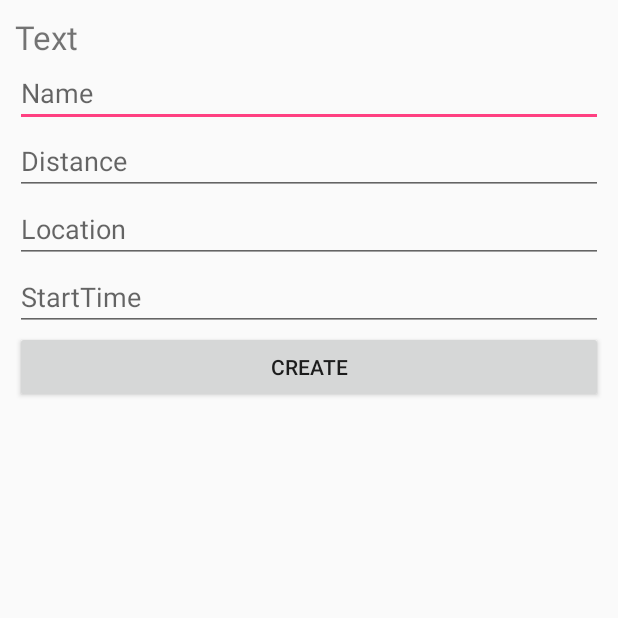
After one commit to UTN-FRBA-Mobile/Track-a-thon, an Android app: the NewRaceActivity screen opened directly, with no data from a screen before it, on a phone screen of 412 x 824 dp, the top half of it. The commit adds this screen. Run offline under Robolectric (Android 15) with nearby library versions, the phone set to English and light mode, and no system bars.

Commit message:
New race creation

```diff
--- a/app/src/main/AndroidManifest.xml
+++ b/app/src/main/AndroidManifest.xml
@@ -67,6 +67,11 @@
             android:label="@string/title_activity_race"
             android:theme="@style/AppTheme.NoActionBar" />
 
+        <activity
+            android:name=".NewRaceActivity"
+            android:label="Create Race"
+            android:theme="@style/AppTheme.NoActionBar" />
+
     </application>
 
 </manifest>
--- /dev/null
+++ b/app/src/main/java/com/trackathon/utn/track_a_thon/NewRaceActivity.java
@@ -0,0 +1,45 @@
+package com.trackathon.utn.track_a_thon;
+
+import android.content.Intent;
+import android.os.Bundle;
+import android.support.v7.app.AppCompatActivity;
+import android.view.*;
+import android.widget.EditText;
+import android.widget.Button;
+
+import com.trackathon.utn.track_a_thon.firebase.Firebase;
+import com.trackathon.utn.track_a_thon.model.Race;
+
+
+public class NewRaceActivity extends AppCompatActivity {
+
+
+    @Override
+    protected void onCreate(Bundle savedInstanceState) {
+        super.onCreate(savedInstanceState);
+        setContentView(R.layout.activity_new_race);
+
+        Button btnCreate = (Button) findViewById(R.id.ButtonCreate);
+
+        EditText nameField = (EditText) findViewById(R.id.EditTextName);
+        EditText distanceField = (EditText) findViewById(R.id.EditTextDistance);
+        EditText locationField = (EditText) findViewById(R.id.EditTextLocation);
+        EditText startTimeField = (EditText) findViewById(R.id.EditTextStartTime);
+
+        //Listener on Submit button
+        btnCreate.setOnClickListener(new View.OnClickListener() {
+            @Override
+            public void onClick(View v) {
+                String name = nameField.getText().toString();
+                String distance = distanceField.getText().toString() + "km";
+                String location = locationField.getText().toString();
+                String startTime = startTimeField.getText().toString();
+                Race race = new Race(name, location, distance, startTime);
+
+                Firebase.newRace(race);
+            }
+        });
+    }
+
+
+}
--- a/app/src/main/java/com/trackathon/utn/track_a_thon/RacesActivity.java
+++ b/app/src/main/java/com/trackathon/utn/track_a_thon/RacesActivity.java
@@ -13,7 +13,6 @@ import android.view.Menu;
 import android.view.MenuItem;
 import android.support.design.widget.FloatingActionButton;
 import android.view.View;
-import android.support.design.widget.Snackbar;
 
 import com.trackathon.utn.track_a_thon.firebase.Firebase;
 
@@ -37,7 +36,7 @@ public class RacesActivity extends AppCompatActivity {
         fab.setOnClickListener(new View.OnClickListener() {
             @Override
             public void onClick(View view) {
-                Intent intent = new Intent(RacesActivity.this, HomeActivity.class);
+                Intent intent = new Intent(RacesActivity.this, NewRaceActivity.class);
                 startActivity(intent);
             }
         });
--- a/app/src/main/java/com/trackathon/utn/track_a_thon/firebase/Firebase.java
+++ b/app/src/main/java/com/trackathon/utn/track_a_thon/firebase/Firebase.java
@@ -14,6 +14,11 @@ public class Firebase {
 
     public static void allRaces(Consumer<HashMap<String, Race>> callback) {
         racesRef().addListenerForSingleValueEvent(new RaceEventListener(callback));
+    }
+
+    public static void newRace(Race race) {
+        String raceId = racesRef().push().getKey();
+        raceRef(raceId).setValue(race);
     }
 
     public static void allRunners(String raceId, Consumer<HashMap<String, Runner>> callback) {
--- a/app/src/main/java/com/trackathon/utn/track_a_thon/model/Race.java
+++ b/app/src/main/java/com/trackathon/utn/track_a_thon/model/Race.java
@@ -18,6 +18,13 @@ public class Race implements Serializable {
     private HashMap<String, Runner> runners;
 
     public Race() {
+    }
+
+    public Race(String name, String location, String distance, String startTime) {
+        this.name = name;
+        this.location = location;
+        this.distance = distance;
+        this.startTime = startTime;
     }
 
     public String getName() {
--- /dev/null
+++ b/app/src/main/res/layout/activity_new_race.xml
@@ -0,0 +1,57 @@
+<?xml version="1.0" encoding="utf-8"?>
+<LinearLayout xmlns:android="http://schemas.android.com/apk/res/android"
+    xmlns:tools="http://schemas.android.com/tools"
+    android:orientation="vertical"
+    android:layout_width="match_parent"
+    android:layout_height="match_parent"
+    android:layout_margin="10dp">
+
+    <TextView
+        android:id="@+id/TextViewTitle"
+        android:layout_width="wrap_content"
+        android:layout_height="wrap_content"
+        android:text="Text"
+        android:textSize="10pt">
+    </TextView>
+
+    <EditText
+        android:id="@+id/EditTextName"
+        android:layout_height="wrap_content"
+        android:hint="Name"
+        android:inputType="text"
+        android:layout_width="fill_parent">
+    </EditText>
+
+    <EditText
+        android:id="@+id/EditTextDistance"
+        android:layout_height="wrap_content"
+        android:hint="Distance"
+        android:inputType="numberDecimal"
+        android:layout_width="fill_parent">
+    </EditText>
+
+    <EditText
+        android:id="@+id/EditTextLocation"
+        android:layout_height="wrap_content"
+        android:hint="Location"
+        android:inputType="text"
+        android:layout_width="fill_parent">
+    </EditText>
+
+    <EditText
+        android:id="@+id/EditTextStartTime"
+        android:layout_height="wrap_content"
+        android:hint="StartTime"
+        android:inputType="text"
+        android:layout_width="fill_parent">
+    </EditText>
+
+    <Button
+        android:id="@+id/ButtonCreate"
+        android:layout_height="wrap_content"
+        android:text="Create"
+        android:layout_gravity="bottom"
+        android:layout_width="fill_parent">
+    </Button>
+
+</LinearLayout>
```
